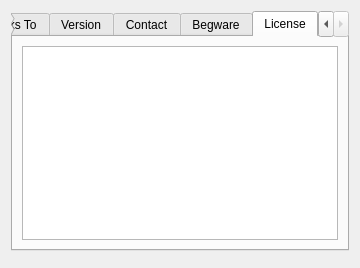
Above: src/aboutqtadsdialog.ui from realnc/qtads before the change. Below: the same form after it.
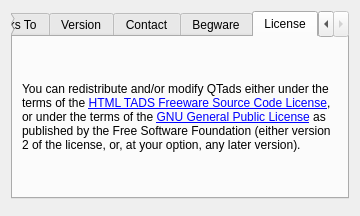
That is the form after the change. The open tabs and pages were chosen to show the change. Icons and pictures are not drawn.

Commit message: Don't include the license text in the "about" window

```diff
--- a/src/aboutqtadsdialog.ui
+++ b/src/aboutqtadsdialog.ui
@@ -196,11 +196,12 @@
       </attribute>
       <layout class="QVBoxLayout" name="verticalLayout_7">
        <item>
-        <widget class="QTextBrowser" name="textBrowser">
-         <property name="source">
-          <url>
-           <string>qrc:/gpl-2.0-standalone.html</string>
-          </url>
+        <widget class="QLabel" name="label_4">
+         <property name="text">
+          <string>&lt;p&gt;You can redistribute and/or modify QTads either under the terms of the &lt;a href=&quot;http://qtads.sourceforge.net/LICENSE.TXT&quot;&gt;HTML TADS Freeware Source Code License&lt;/a&gt;, or under the terms of the &lt;a href=&quot;http://qtads.sourceforge.net/COPYING&quot;&gt;GNU General Public License&lt;/a&gt; as published by the Free Software Foundation (either version 2 of the license, or, at your option, any later version).&lt;/p&gt;</string>
+         </property>
+         <property name="wordWrap">
+          <bool>true</bool>
          </property>
          <property name="openExternalLinks">
           <bool>true</bool>
```
Left out of the diff: 9 changed lines with no effect on the pictures. The commit also changes 3 other files.
